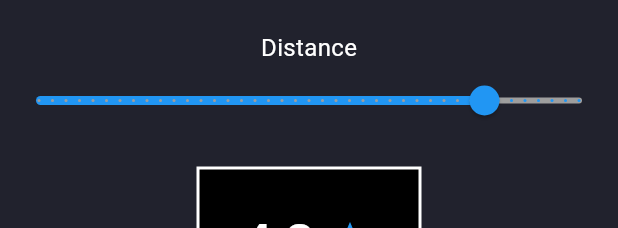
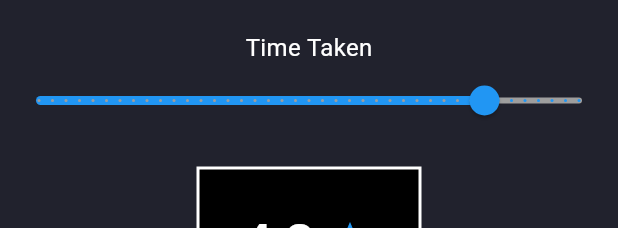
Before and after one commit to apurvabanka/Forcaster, a Flutter app: the AverageRatingWidget widget shown alone on an empty page, opened directly, on a phone screen of 412 x 824 dp. Shown: the top 228 px of the screen. Run offline on Flutter 3.47's test engine with Material 3 defaults, Android fonts, the phone set to English and light mode, and no system bars; our stand-ins replace fl_chart, syncfusion_flutter_charts, syncfusion_flutter_gauges.

Commit message:
Frontend Backend Integration

```diff
--- a/forecaster_app/lib/widgets/average_rating_widget.dart
+++ b/forecaster_app/lib/widgets/average_rating_widget.dart
@@ -24,7 +24,7 @@ class _AverageRatingWidgetState extends State<AverageRatingWidget> {
             children: [
               const SizedBox(height: 20),
               const Text(
-                'Distance',
+                'Time Taken',
                 style: TextStyle(color: Colors.white, fontSize: 16),
               ),
               Slider(
--- a/forecaster_app/pubspec.yaml
+++ b/forecaster_app/pubspec.yaml
@@ -39,7 +39,8 @@ dependencies:
   flutter_svg: ^2.0.5
   syncfusion_flutter_gauges: ^20.2.36
   syncfusion_flutter_charts: ^20.2.36
-
+  get: ^4.6.5
+  http: ^0.15.0
 dev_dependencies:
   flutter_test:
     sdk: flutter
```
